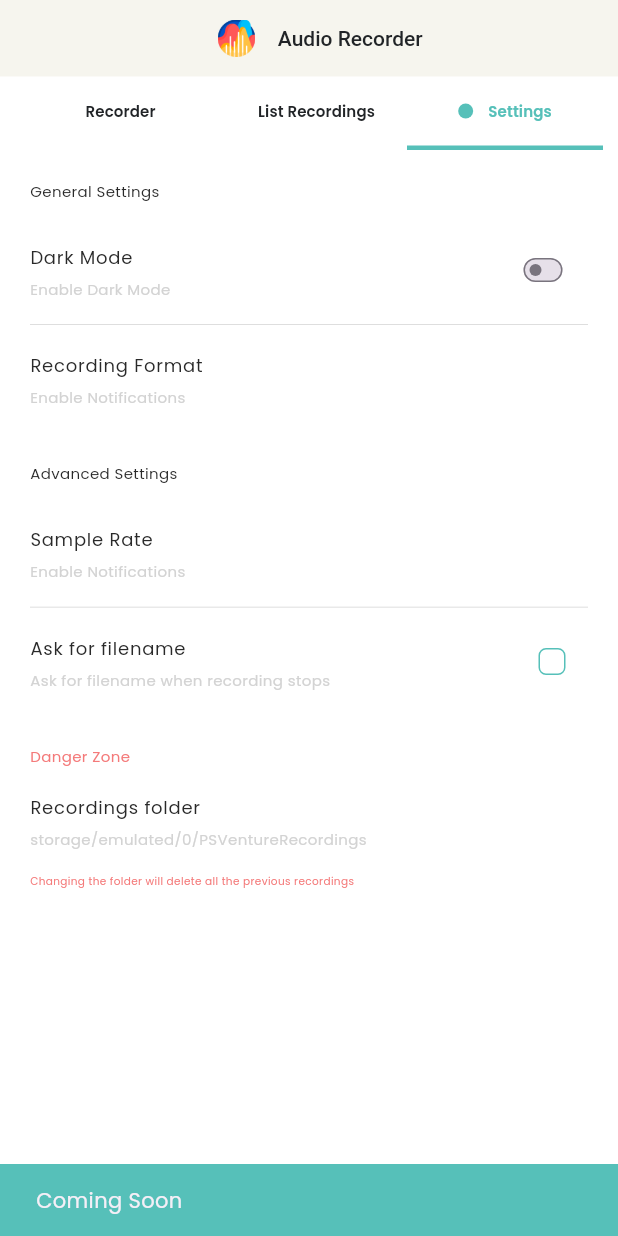
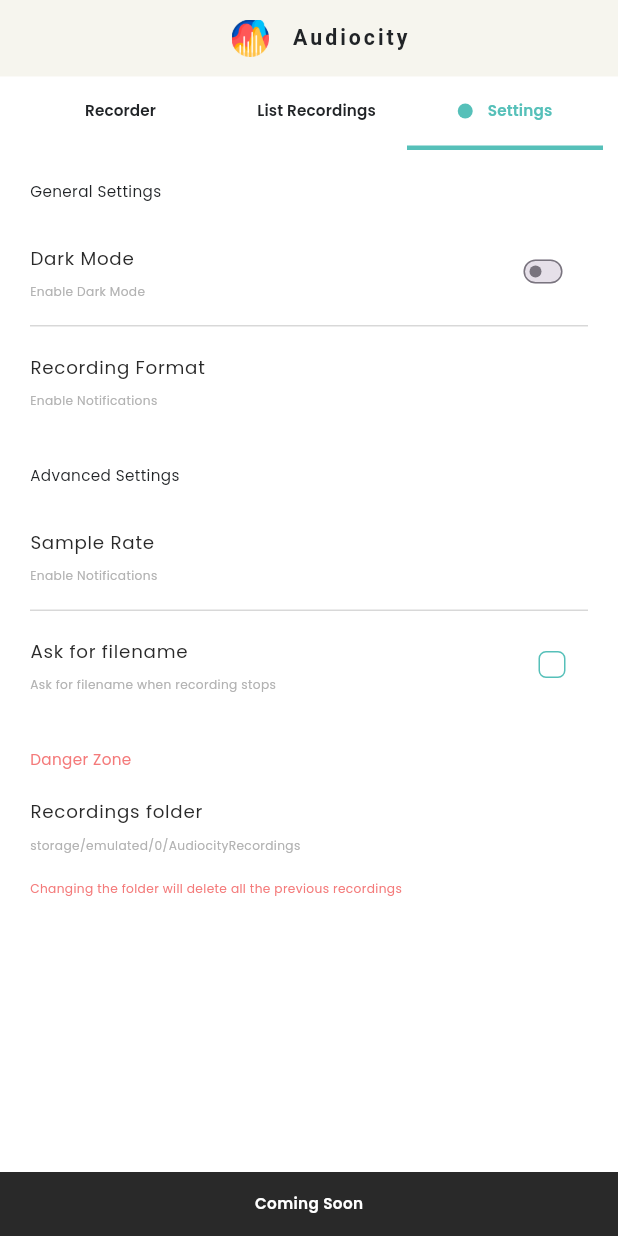
Before and after one commit to tanishq5414/audiocity, a Flutter app: the screen it shows after launch, tab 3 chosen, after a tap on "Recording Format", on a phone screen of 412 x 824 dp. Run offline on Flutter 3.47's test engine with Material 3 defaults, Android fonts, the phone set to English and light mode, and no system bars; our stand-ins replace device_preview, file_picker, flutter_screenutil, get, line_icons, permission_handler and 2 more; missing offline and left inert: audio_duration, audio_waveforms.

Commit message:
cleaned up code

```diff
--- a/lib/common/icon_button.dart
+++ b/lib/common/icon_button.dart
@@ -1,5 +1,6 @@
 import 'package:flutter/material.dart';
 import 'package:psventuresassignment/themes/pallete.dart';
+import 'package:psventuresassignment/themes/styles.dart';
 
 class CommonIconButton extends StatelessWidget {
   final Icon icon;
@@ -28,7 +29,6 @@ class CommonIconButton extends StatelessWidget {
             height: 50,
             decoration: BoxDecoration(
               color: color,
-              // shape: BoxShape.circle,
               borderRadius: BorderRadius.circular(10),
             ),
             child: icon,
@@ -39,12 +39,8 @@ class CommonIconButton extends StatelessWidget {
             ? const SizedBox()
             : Text(
                 subtitle,
-                style: const TextStyle(
-                  fontSize: 12,
-                  color: Colors.black,
-                  fontWeight: FontWeight.w600,
-                ),
-              ),
+                style: CustomTextStyles.subTitleTextStyleBold,
+            ),
       ],
     );
   }
--- a/lib/common/snack_bar.dart
+++ b/lib/common/snack_bar.dart
@@ -1,6 +1,7 @@
 import 'package:flutter/foundation.dart';
 import 'package:flutter/material.dart';
 import 'package:psventuresassignment/themes/pallete.dart';
+import 'package:psventuresassignment/themes/styles.dart';
 
 final GlobalKey<ScaffoldMessengerState> messengerKey =
     GlobalKey<ScaffoldMessengerState>();
@@ -9,8 +10,14 @@ void showCommonSnackBar(BuildContext context, String content) {
   try {
     ScaffoldMessenger.of(context).showSnackBar(
       SnackBar(
-        content: Text(content),
-        backgroundColor: Pallete.secondaryColor,
+        content: Center(
+            child: Text(
+          content,
+          maxLines: 2,
+          style:
+              CustomTextStyles.subTitleTextStyleBold.copyWith(color: Colors.white),
+        )),
+        backgroundColor: Pallete.greyColor,
         duration: const Duration(seconds: 2),
       ),
     );
--- a/lib/common/tab_bar.dart
+++ b/lib/common/tab_bar.dart
@@ -1,10 +1,10 @@
 import 'package:flutter/material.dart';
 import 'package:get/get.dart';
-import 'package:line_icons/line_icon.dart';
 import 'package:psventuresassignment/constants/icons_path.dart';
 import 'package:psventuresassignment/features/navigation/navigation_controller.dart';
 import 'package:psventuresassignment/routes/app_routes.dart';
 import 'package:psventuresassignment/themes/pallete.dart';
+import 'package:psventuresassignment/themes/styles.dart';
 
 class CommonTabBar extends StatelessWidget implements PreferredSizeWidget {
   const CommonTabBar({
@@ -28,13 +28,9 @@ class CommonTabBar extends StatelessWidget implements PreferredSizeWidget {
                 height: 25,
                 padding: const EdgeInsets.symmetric(horizontal: 15),
                 child: Image.asset(IconsPath.appIcon)),
-            const Text(
-              'Audio Recorder',
-              style: TextStyle(
-                color: Pallete.blackColor,
-                fontSize: 14,
-                fontWeight: FontWeight.w500,
-              ),
+            Text(
+              'Audiocity',
+              style: CustomTextStyles.titleTextStyleBold,
             ),
           ],
         ),
@@ -58,9 +54,6 @@ class CommonTabBar extends StatelessWidget implements PreferredSizeWidget {
                 Tab(
                   child: TabBarPill(
                     isActive: controller.tabController.index == 0,
-                    icon: const LineIcon.microphone(
-                      size: 20,
-                    ),
                     title: AppRoutes.recordAudio.name,
                   ),
                 ),
@@ -68,17 +61,12 @@ class CommonTabBar extends StatelessWidget implements PreferredSizeWidget {
                   child: TabBarPill(
                     title: AppRoutes.listRecordings.name,
                     isActive: controller.tabController.index == 1,
-                    icon: const Icon(Icons.list, size: 20),
                   ),
                 ),
                 Tab(
                   child: TabBarPill(
                     title: AppRoutes.settings.name,
                     isActive: controller.tabController.index == 2,
-                    icon: const Icon(
-                      Icons.settings,
-                      size: 20,
-                    ),
                   ),
                 ),
               ],
@@ -95,12 +83,10 @@ class CommonTabBar extends StatelessWidget implements PreferredSizeWidget {
 
 class TabBarPill extends StatelessWidget {
   final bool isActive;
-  final Icon icon;
   final String title;
   const TabBarPill({
     this.isActive = false,
     required this.title,
-    required this.icon,
     super.key,
   });
 
@@ -124,10 +110,8 @@ class TabBarPill extends StatelessWidget {
             const SizedBox(width: 10),
             Text(
               title,
-              style: TextStyle(
+              style: CustomTextStyles.subTitleTextStyleBold.copyWith(
                 color: isActive ? Pallete.secondaryColor : Pallete.blackColor,
-                fontSize: 10,
-                fontWeight: FontWeight.w600,
               ),
             ),
           ],
--- /dev/null
+++ b/lib/constants/enums.dart
@@ -0,0 +1,5 @@
+class EnumsList {
+  static const String recordingsMetaData = 'recordingsMetaData';
+  static const String askForFileNames = 'askForFileNames';
+  static const String standardFolderName = 'AudiocityRecordings';
+}
--- a/lib/core/repository/storage_repository.dart
+++ b/lib/core/repository/storage_repository.dart
@@ -5,6 +5,7 @@ import 'dart:io';
 import 'package:audio_duration/audio_duration.dart';
 import 'package:file_picker/file_picker.dart';
 import 'package:permission_handler/permission_handler.dart';
+import 'package:psventuresassignment/constants/enums.dart';
 import 'package:psventuresassignment/models/recording_model.dart';
 import 'package:share_plus/share_plus.dart';
 import 'package:shared_preferences/shared_preferences.dart';
@@ -23,7 +24,7 @@ class IStorageRepository {
 }
 
 class StorageRepository implements IStorageRepository {
-  static const _folderName = "PSVentureRecordings";
+  static const _folderName = EnumsList.standardFolderName;
   static var _path = Directory('storage/emulated/0/$_folderName');
 
   @override
@@ -40,8 +41,8 @@ class StorageRepository implements IStorageRepository {
   @override
   Future<bool> checkFileNames() async {
     final prefs = await SharedPreferences.getInstance();
-    if (prefs.containsKey('askForFileNames')) {
-      return prefs.getBool('askForFileNames')!;
+    if (prefs.containsKey(EnumsList.askForFileNames)) {
+      return prefs.getBool(EnumsList.askForFileNames)!;
     }
     return false;
   }
@@ -49,7 +50,7 @@ class StorageRepository implements IStorageRepository {
   @override
   Future<void> storeFileNames(bool value) async {
     final prefs = await SharedPreferences.getInstance();
-    await prefs.setBool('askForFileNames', value);
+    await prefs.setBool(EnumsList.askForFileNames, value);
   }
 
   @override
@@ -80,8 +81,9 @@ class StorageRepository implements IStorageRepository {
     try {
       File file = File(path);
       String newPath = '${_path.path}/${file.path.split('/').last}';
-      if(fileName != null){
-        newPath = '${_path.path}/$fileName';
+      String fileExtension = file.path.split('.').last;
+      if (fileName != null) {
+        newPath = '${_path.path}/$fileName.$fileExtension';
       }
       var externalFile = await file.copy(newPath);
       await storeMetaData(externalFile, externalFile.path.split('/').last);
@@ -116,7 +118,7 @@ class StorageRepository implements IStorageRepository {
       files = await completer.future;
       SharedPreferences prefs = await SharedPreferences.getInstance();
       List<RecordingModel> recordings = [];
-      prefs.getStringList('recordingsMetaData')?.forEach((element) {
+      prefs.getStringList(EnumsList.recordingsMetaData)?.forEach((element) {
         Map<String, dynamic> metaData = jsonDecode(element);
         if (files.any((element) => element.path == metaData['filePath'])) {
           recordings.add(RecordingModel(
@@ -129,7 +131,7 @@ class StorageRepository implements IStorageRepository {
                 .firstWhere((element) => element.path == metaData['filePath']),
           ));
         } else {
-          prefs.getStringList('recordingsMetaData')?.remove(element);
+          prefs.getStringList(EnumsList.recordingsMetaData)?.remove(element);
         }
       });
       return recordings.reversed.toList();
@@ -159,9 +161,9 @@ class StorageRepository implements IStorageRepository {
       final jsonData = jsonEncode(metaData);
       SharedPreferences prefs = await SharedPreferences.getInstance();
       List<String> previousList =
-          prefs.getStringList('recordingsMetaData') ?? [];
+          prefs.getStringList(EnumsList.recordingsMetaData) ?? [];
       previousList.add(jsonData);
-      await prefs.setStringList('recordingsMetaData', previousList);
+      await prefs.setStringList(EnumsList.recordingsMetaData, previousList);
     } catch (e) {
       return;
     }
@@ -174,7 +176,7 @@ class StorageRepository implements IStorageRepository {
     if (selectedPath == null) return null;
 
     await prefs.setString('path', selectedPath);
-    await prefs.setStringList("recordingsMetaData", []);
+    await prefs.setStringList(EnumsList.recordingsMetaData, []);
     _path = Directory(selectedPath);
 
     return selectedPath;
--- a/lib/features/list_audio/list_recordings_bindings.dart
+++ b/lib/features/list_audio/list_recordings_bindings.dart
@@ -1,9 +1,9 @@
 import 'package:get/get.dart';
-import 'package:psventuresassignment/features/navigation/navigation_controller.dart';
+import 'package:psventuresassignment/features/list_audio/list_recordings_controller.dart';
 
 class ListRecordingsBindings extends Bindings {
   @override
   void dependencies() {
-    Get.lazyPut<NavigationController>(() => NavigationController());
+    Get.lazyPut<ListRecordingsController>(() => ListRecordingsController());
   }
 }
--- a/lib/features/list_audio/list_recordings_controller.dart
+++ b/lib/features/list_audio/list_recordings_controller.dart
@@ -1,6 +1,4 @@
-import 'dart:io';
 
-import 'package:audio_waveforms/audio_waveforms.dart';
 import 'package:get/get.dart';
 import 'package:psventuresassignment/core/repository/player_repository.dart';
 import 'package:psventuresassignment/core/repository/storage_repository.dart';
--- a/lib/features/navigation/navigation_page.dart
+++ b/lib/features/navigation/navigation_page.dart
@@ -14,7 +14,7 @@ class NavigationPage extends StatelessWidget {
   Widget build(BuildContext context) {
     return SafeArea(
       child: DefaultTabController(
-        length: 3,// fix later
+        length: 3,
         child: Scaffold(
           appBar: const CommonTabBar(),
           resizeToAvoidBottomInset: false,
--- a/lib/features/record_audio/record_audio_controller.dart
+++ b/lib/features/record_audio/record_audio_controller.dart
@@ -1,11 +1,10 @@
 
-import 'package:flutter/material.dart';
 import 'package:get/get.dart';
 import 'package:psventuresassignment/common/snack_bar.dart';
 import 'package:psventuresassignment/constants/interaction_messages.dart';
 import 'package:psventuresassignment/core/repository/recorder_repository.dart';
 import 'package:psventuresassignment/core/repository/storage_repository.dart';
-import 'package:psventuresassignment/features/record_audio/widgets/filename_input.dart';
+import 'package:psventuresassignment/features/record_audio/widgets/file_rename_input_widget.dart';
 
 class RecordAudioController extends GetxController{
   RecorderRepository recorderRepository = RecorderRepository();
--- a/lib/features/record_audio/record_audio_page.dart
+++ b/lib/features/record_audio/record_audio_page.dart
@@ -6,6 +6,7 @@ import 'package:line_icons/line_icon.dart';
 import 'package:psventuresassignment/common/icon_button.dart';
 import 'package:psventuresassignment/features/record_audio/record_audio_controller.dart';
 import 'package:psventuresassignment/themes/pallete.dart';
+import 'package:psventuresassignment/themes/styles.dart';
 
 class RecordAudioPage extends StatelessWidget {
   const RecordAudioPage({super.key});
@@ -49,12 +50,8 @@ class RecordAudioPage extends StatelessWidget {
                             crossAxisAlignment: CrossAxisAlignment.center,
                             children: [
                               const SizedBox(height: 20),
-                              const Text('Record your voice',
-                                  style: TextStyle(
-                                    fontSize: 12,
-                                    fontWeight: FontWeight.w500,
-                                    color: Colors.black,
-                                  )),
+                              Text('Record your voice',
+                                  style: CustomTextStyles.subTitleTextStyleBold),
                               Container(
                                 margin: const EdgeInsets.symmetric(vertical: 10),
                                 width: size.width,
@@ -78,16 +75,12 @@ class RecordAudioPage extends StatelessWidget {
                                 stream: controller.onCurrentDurationChanged,
                                 builder: (context, snapshot) {
                                   var duration =
-                                      snapshot.data?.toHHMMSS() ?? '00:00:00';
+                                      snapshot.data?.toHHMMSS() ?? '00:00';
                                   return Text(
                                     snapshot.data != null
                                         ? duration.split(":").sublist(1).join(":")
-                                        : '00:00:00',
-                                    style: const TextStyle(
-                                      fontSize: 13,
-                                      color: Colors.black,
-                                      fontWeight: FontWeight.w600,
-                                    ),
+                                        : '00:00',
+                                    style: CustomTextStyles.titleTextStyleBold,
                                   );
                                 },
                               ),
--- a/lib/features/settings/settings_page.dart
+++ b/lib/features/settings/settings_page.dart
@@ -5,6 +5,7 @@ import 'package:get/get.dart';
 import 'package:psventuresassignment/common/snack_bar.dart';
 import 'package:psventuresassignment/features/settings/settings_controller.dart';
 import 'package:psventuresassignment/themes/pallete.dart';
+import 'package:psventuresassignment/themes/styles.dart';
 
 class SettingsPage extends StatelessWidget {
   const SettingsPage({super.key});
@@ -19,37 +20,39 @@ class SettingsPage extends StatelessWidget {
                 init: SettingsController(),
                 initState: (_) {},
                 builder: (controller) {
-                  return Column(
+                  return RawScrollbar(
+                    child: SingleChildScrollView(
+                      child: Column(
                         crossAxisAlignment: CrossAxisAlignment.start,
                         children: [
                           const SizedBox(height: 20),
-                      const Text(
+                          Text(
                             'General Settings',
-                        style:
-                            TextStyle(fontSize: 10, color: Pallete.greyColor),
+                            style: CustomTextStyles.subTitleTextStyle,
                           ),
                           const SizedBox(height: 10),
                           ListTile(
                             contentPadding: EdgeInsets.zero,
-                        title: const Text('Dark Mode',
-                            style: TextStyle(
-                                fontSize: 12, color: Pallete.greyColor)),
-                        subtitle: const Text('Enable Dark Mode',
-                            style: TextStyle(
-                                fontSize: 10, color: Pallete.lightGreyColor)),
+                            title: Text('Dark Mode',
+                                style: CustomTextStyles.bodyTextStyleLarge
+                                    .copyWith(color: Pallete.greyColor)),
+                            subtitle:  Text('Enable Dark Mode',
+                                style: CustomTextStyles.bodyTextStyle
+                                  .copyWith(color: Pallete.darkGreyColor)),
                             trailing: Transform.scale(
                               scale: 0.5,
                               child: Switch(
                                 value: false,
                                 onChanged: (value) {
-                              showCommonSnackBar(context, 'Coming Soon');
+                                  showCommonSnackBar(
+                                      context, 'Some other day :)');
                                 },
                               ),
                             ),
                           ),
                           const Divider(
                             height: 0.5,
-                        color: Pallete.lightGreyColor,
+                            color: Pallete.darkGreyColor,
                             thickness: 0.5,
                           ),
                           ListTile(
@@ -57,46 +60,45 @@ class SettingsPage extends StatelessWidget {
                               showCommonSnackBar(context, 'Coming Soon');
                             },
                             contentPadding: EdgeInsets.zero,
-                        title: const Text('Recording Format',
-                            style: TextStyle(
-                                fontSize: 12, color: Pallete.greyColor)),
-                        subtitle: const Text('Enable Notifications',
-                            style: TextStyle(
-                                fontSize: 10, color: Pallete.lightGreyColor)),
+                            title: Text('Recording Format',
+                                style: CustomTextStyles.bodyTextStyleLarge
+                                    .copyWith(color: Pallete.greyColor)),
+                            subtitle:  Text('Enable Notifications',
+                                style: CustomTextStyles.bodyTextStyle
+                                  .copyWith(color: Pallete.darkGreyColor)),
                           ),
                           SizedBox(height: 20),
-                      const Text(
+                          Text(
                             'Advanced Settings',
-                        style:
-                            TextStyle(fontSize: 10, color: Pallete.greyColor),
+                            style: CustomTextStyles.subTitleTextStyle,
                           ),
                           const SizedBox(height: 10),
                           ListTile(
                             contentPadding: EdgeInsets.zero,
-                        title: const Text('Sample Rate',
-                            style: TextStyle(
-                                fontSize: 12, color: Pallete.greyColor)),
-                        subtitle: const Text('Enable Notifications',
-                            style: TextStyle(
-                                fontSize: 10, color: Pallete.lightGreyColor)),
+                            title: Text('Sample Rate',
+                                style: CustomTextStyles.bodyTextStyleLarge
+                                    .copyWith(color: Pallete.greyColor)),
+                            subtitle:  Text('Enable Notifications',
+                                style: CustomTextStyles.bodyTextStyle
+                                  .copyWith(color: Pallete.darkGreyColor)),
                             onTap: () {
                               showCommonSnackBar(context, 'Coming Soon');
                             },
                           ),
                           const Divider(
                             height: 0.5,
-                        color: Pallete.lightGreyColor,
+                            color: Pallete.darkGreyColor,
                             thickness: 0.5,
                           ),
                           ListTile(
                             contentPadding: EdgeInsets.zero,
-                        title: const Text('Ask for filename',
-                            style: TextStyle(
-                                fontSize: 12, color: Pallete.greyColor)),
-                        subtitle: const Text(
+                            title:  Text('Ask for filename',
+                                style: CustomTextStyles.bodyTextStyleLarge
+                                    .copyWith(color: Pallete.greyColor)),
+                            subtitle: Text(
                                 'Ask for filename when recording stops',
-                            style: TextStyle(
-                                fontSize: 10, color: Pallete.lightGreyColor)),
+                                style: CustomTextStyles.bodyTextStyle
+                                  .copyWith(color: Pallete.darkGreyColor)),
                             trailing: Checkbox(
                                 activeColor: Pallete.secondaryColor,
                                 checkColor: Pallete.whiteColor,
@@ -109,27 +111,32 @@ class SettingsPage extends StatelessWidget {
                                 }),
                           ),
                           SizedBox(height: 20),
-                      const Text(
+                          Text(
                             'Danger Zone',
-                        style: TextStyle(fontSize: 10, color: Pallete.redColor),
+                            style: CustomTextStyles.subTitleTextStyle
+                                .copyWith(color: Pallete.redColor),
                           ),
                           ListTile(
                             contentPadding: EdgeInsets.zero,
-                        title: const Text('Recordings folder',
-                            style: TextStyle(
-                                fontSize: 12, color: Pallete.greyColor)),
-                        subtitle: Text(controller.currentPath,
-                            style: TextStyle(
-                                fontSize: 10, color: Pallete.lightGreyColor)),
+                            title:  Text('Recordings folder',
+                                style: CustomTextStyles.bodyTextStyleLarge
+                                    .copyWith(color: Pallete.greyColor)),
+                            subtitle: Text(
+                              controller.currentPath,
+                              style: CustomTextStyles.bodyTextStyle
+                                  .copyWith(color: Pallete.darkGreyColor),
+                            ),
                             onTap: () {
                               controller.changeFolderPath(context);
                             },
                           ),
                           Text(
                               'Changing the folder will delete all the previous recordings',
-                          style:
-                              TextStyle(fontSize: 7, color: Pallete.redColor)),
+                              style: CustomTextStyles.bodyTextStyle
+                                  .copyWith(color: Pallete.redColor)),
                         ],
+                      ),
+                    ),
                   );
                 })),
       ),
--- a/lib/main.dart
+++ b/lib/main.dart
@@ -1,4 +1,7 @@
+import 'package:device_preview/device_preview.dart';
 import 'package:flutter/material.dart';
+import 'package:flutter_screenutil/flutter_screenutil.dart';
+import 'package:get/get.dart';
 import 'package:psventuresassignment/features/navigation/navigation_page.dart';
 import 'package:psventuresassignment/themes/app_theme.dart';
 
@@ -12,11 +15,18 @@ class MyApp extends StatelessWidget {
   // This widget is the root of your application.
   @override
   Widget build(BuildContext context) {
-    return MaterialApp(
-      debugShowCheckedModeBanner: false,
-      title: 'AudioCity',
-      theme: AppTheme.theme,
-      home: const NavigationPage(),
+    return DevicePreview(
+      enabled: false,
+      builder: (context) => ScreenUtilInit(
+        minTextAdapt: true,
+        designSize: const Size(375, 812),
+        child: GetMaterialApp(
+          debugShowCheckedModeBanner: false,
+          title: 'AudioCity',
+          theme: AppTheme.theme,
+          home: const NavigationPage(),
+        ),
+      ),
     );
   }
 }
--- a/lib/models/recording_model.dart
+++ b/lib/models/recording_model.dart
@@ -1,5 +1,4 @@
 // ignore_for_file: public_member_api_docs, sort_constructors_first
-import 'dart:convert';
 import 'dart:io';
 
 class RecordingModel {
--- /dev/null
+++ b/lib/themes/styles.dart
@@ -0,0 +1,48 @@
+import 'package:flutter/material.dart';
+import 'package:flutter_screenutil/flutter_screenutil.dart';
+import 'package:psventuresassignment/themes/pallete.dart';
+
+class CustomTextStyles {
+  static TextStyle titleTextStyleBold = TextStyle(
+    color: Pallete.blackColor,
+    fontSize: 14.sp,
+    letterSpacing: 2,
+    fontWeight: FontWeight.w700,
+  );
+
+  static TextStyle titleTextStyle = TextStyle(
+    color: Pallete.blackColor,
+    fontSize: 14.sp,
+    fontWeight: FontWeight.w400,
+  );
+
+  static TextStyle subTitleTextStyleBold = TextStyle(
+    color: Pallete.blackColor,
+    fontSize: 10.sp,
+    fontWeight: FontWeight.w600,
+  );
+
+  static TextStyle subTitleTextStyle = TextStyle(
+    color: Pallete.blackColor,
+    fontSize: 10.sp,
+    fontWeight: FontWeight.w400,
+  );
+
+  static TextStyle bodyTextStyle = TextStyle(
+    color: Pallete.blackColor,
+    fontSize: 8.sp,
+    fontWeight: FontWeight.w400,
+  );
+
+  static TextStyle bodyTextStyleBold = TextStyle(
+    color: Pallete.blackColor,
+    fontSize: 8.sp,
+    fontWeight: FontWeight.w600,
+  );
+
+  static TextStyle bodyTextStyleLarge = TextStyle(
+    color: Pallete.blackColor,
+    fontSize: 12.sp,
+    fontWeight: FontWeight.w400,
+  );
+}
--- a/pubspec.yaml
+++ b/pubspec.yaml
@@ -49,6 +49,7 @@ dependencies:
   intl: ^0.19.0
   file_picker: ^8.1.2
   device_preview: ^1.2.0
+  flutter_screenutil: ^5.9.3
 
 dev_dependencies:
   flutter_test:
```
Also changed, not shown: lib/features/list_audio/list_recordings_page.dart (+22 -21 lines), lib/features/record_audio/widgets/file_rename_input_widget.dart (added, +53 -0 lines), lib/features/record_audio/widgets/filename_input.dart (deleted, +0 -37 lines), pubspec.lock. Lines whose indentation alone changed are shown as unchanged.
